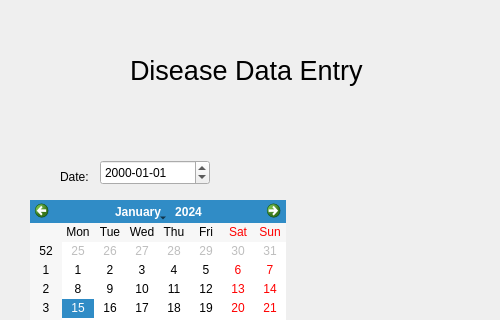
paulina7m/COMP3004OmegaSquad, file OmegaSquaddApplication/adddiseaseswindow.ui: the form before one commit; both pictures show x 0 to 500 and y 0 to 320 of the 600 by 800 pixel window.
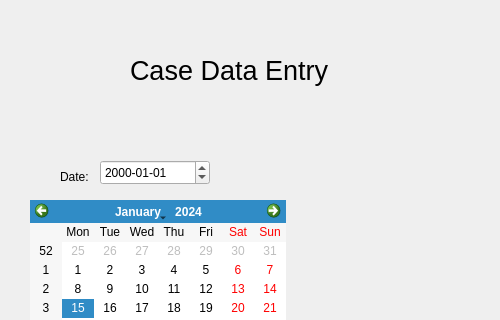
The form after the commit.

```diff
--- a/OmegaSquaddApplication/adddiseaseswindow.ui
+++ b/OmegaSquaddApplication/adddiseaseswindow.ui
@@ -28,7 +28,7 @@
     </font>
    </property>
    <property name="text">
-    <string>Disease Data Entry</string>
+    <string>Case Data Entry</string>
    </property>
   </widget>
   <widget class="QLabel" name="label_2">
```
